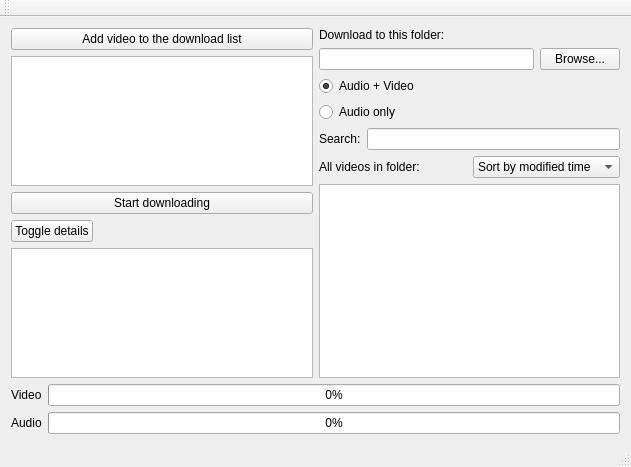
Qt form mainwindow.ui (doublejim/QYoutubeDownloader) before a commit.
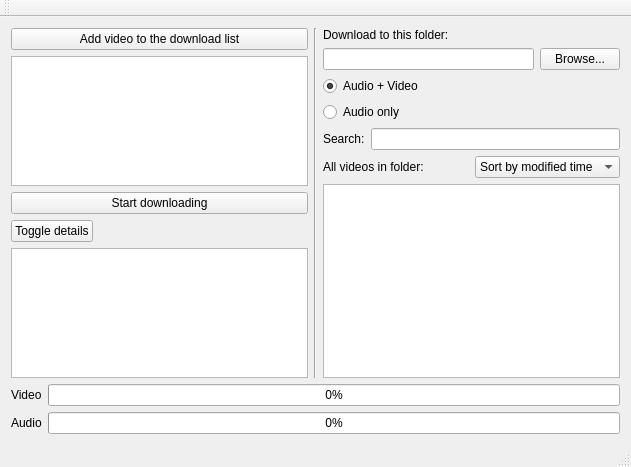
The same form after that commit.

Commit message: Audio option fix: Modify correct version of mainwindow.ui

```diff
--- a/mainwindow.ui
+++ b/mainwindow.ui
@@ -17,6 +17,12 @@
    <layout class="QVBoxLayout" name="verticalLayout_5">
     <item>
      <layout class="QHBoxLayout" name="horizontalLayout_4">
+      <property name="spacing">
+       <number>6</number>
+      </property>
+      <property name="sizeConstraint">
+       <enum>QLayout::SetMinimumSize</enum>
+      </property>
       <item>
        <layout class="QVBoxLayout" name="verticalLayout_4">
         <item>
@@ -66,6 +72,22 @@
         </item>
        </layout>
       </item>
+      <item>
+       <widget class="Line" name="line">
+        <property name="sizePolicy">
+         <sizepolicy hsizetype="Fixed" vsizetype="Minimum">
+          <horstretch>0</horstretch>
+          <verstretch>0</verstretch>
+         </sizepolicy>
+        </property>
+        <property name="autoFillBackground">
+         <bool>false</bool>
+        </property>
+        <property name="orientation">
+         <enum>Qt::Vertical</enum>
+        </property>
+       </widget>
+      </item>
       <item>
        <layout class="QVBoxLayout" name="verticalLayout_2">
         <item>
@@ -104,9 +126,6 @@
           <property name="text">
            <string>Audio only</string>
           </property>
-          <property name="checked">
-           <bool>false</bool>
-          </property>
          </widget>
         </item>
         <item>
@@ -149,7 +168,16 @@
          </layout>
         </item>
         <item>
-         <widget class="QListWidget" name="listWidget"/>
+         <widget class="QListWidget" name="listWidget">
+          <property name="font">
+           <font>
+            <italic>false</italic>
+           </font>
+          </property>
+          <property name="styleSheet">
+           <string notr="true"/>
+          </property>
+         </widget>
         </item>
        </layout>
       </item>
```
Left out of the diff: 2 changed lines with no effect on the pictures.
